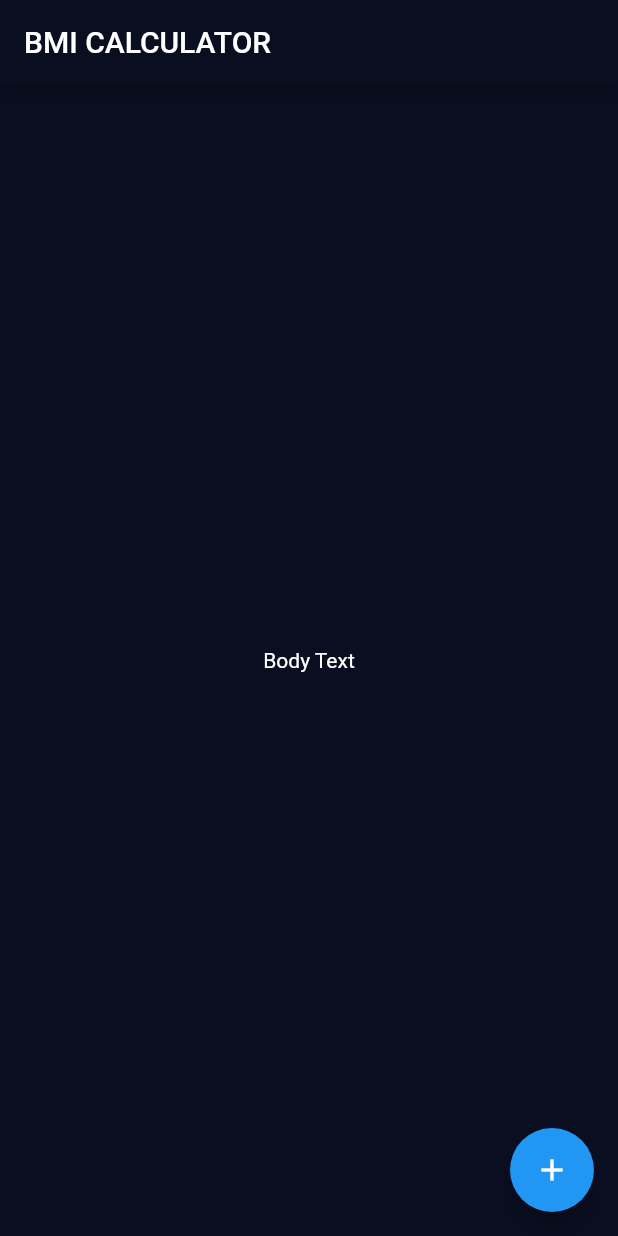
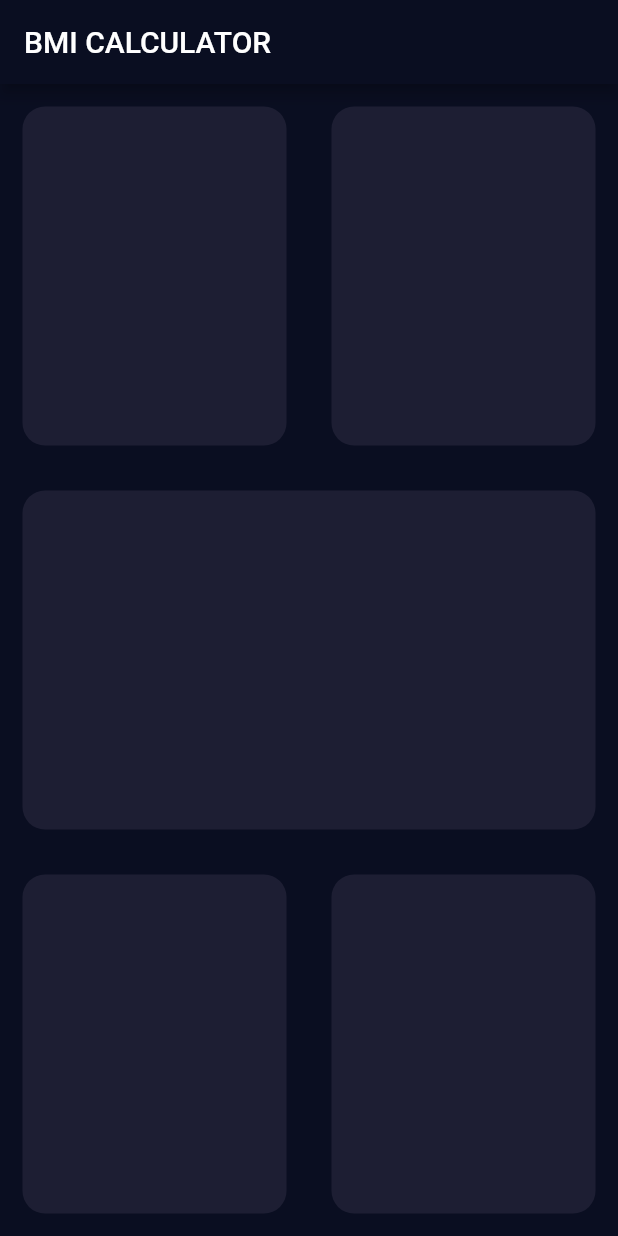
Before and after one commit to AndragApps/bmi_calculator, a Flutter app: the screen it shows after launch, on a phone screen of 412 x 824 dp. Run offline on Flutter 3.47's test engine with Material 2 defaults, Android fonts, the phone set to English and light mode, and no system bars.

Commit message:
Update - ReadMe & main.dart

```diff
--- a/lib/main.dart
+++ b/lib/main.dart
@@ -37,17 +37,64 @@ class _InputPageState extends State<InputPage> {
       appBar: AppBar(
         title: Text("BMI CALCULATOR"),
       ),
-      body: Center(
-        child: Container(
-          child: Text(
-            "Body Text",
-          ),
-        ),
-      ),
-      floatingActionButton: FloatingActionButton(
-        onPressed: () {},
-        child: Icon(
-          Icons.add,
+      body: Container(
+        child: Column(
+          mainAxisSize: MainAxisSize.max,
+          children: [
+            Expanded(
+              child: Row(
+                mainAxisSize: MainAxisSize.max,
+                children: [
+                  Expanded(
+                    child: Container(
+                      margin: EdgeInsets.all(15.0),
+                      decoration: BoxDecoration(
+                          color: Color(0XFF1D1E33),
+                          borderRadius: BorderRadius.circular(15.0)),
+                    ),
+                  ),
+                  Expanded(
+                    child: Container(
+                      margin: EdgeInsets.all(15.0),
+                      decoration: BoxDecoration(
+                          color: Color(0XFF1D1E33),
+                          borderRadius: BorderRadius.circular(15.0)),
+                    ),
+                  ),
+                ],
+              ),
+            ),
+            Expanded(
+              child: Container(
+                margin: EdgeInsets.all(15.0),
+                decoration: BoxDecoration(
+                    color: Color(0XFF1D1E33),
+                    borderRadius: BorderRadius.circular(15.0)),
+              ),
+            ),
+            Expanded(
+              child: Row(
+                children: [
+                  Expanded(
+                    child: Container(
+                      margin: EdgeInsets.all(15.0),
+                      decoration: BoxDecoration(
+                          color: Color(0XFF1D1E33),
+                          borderRadius: BorderRadius.circular(15.0)),
+                    ),
+                  ),
+                  Expanded(
+                    child: Container(
+                      margin: EdgeInsets.all(15.0),
+                      decoration: BoxDecoration(
+                          color: Color(0XFF1D1E33),
+                          borderRadius: BorderRadius.circular(15.0)),
+                    ),
+                  ),
+                ],
+              ),
+            ),
+          ],
         ),
       ),
     );
```
Also changed, not shown: 1 other file.
